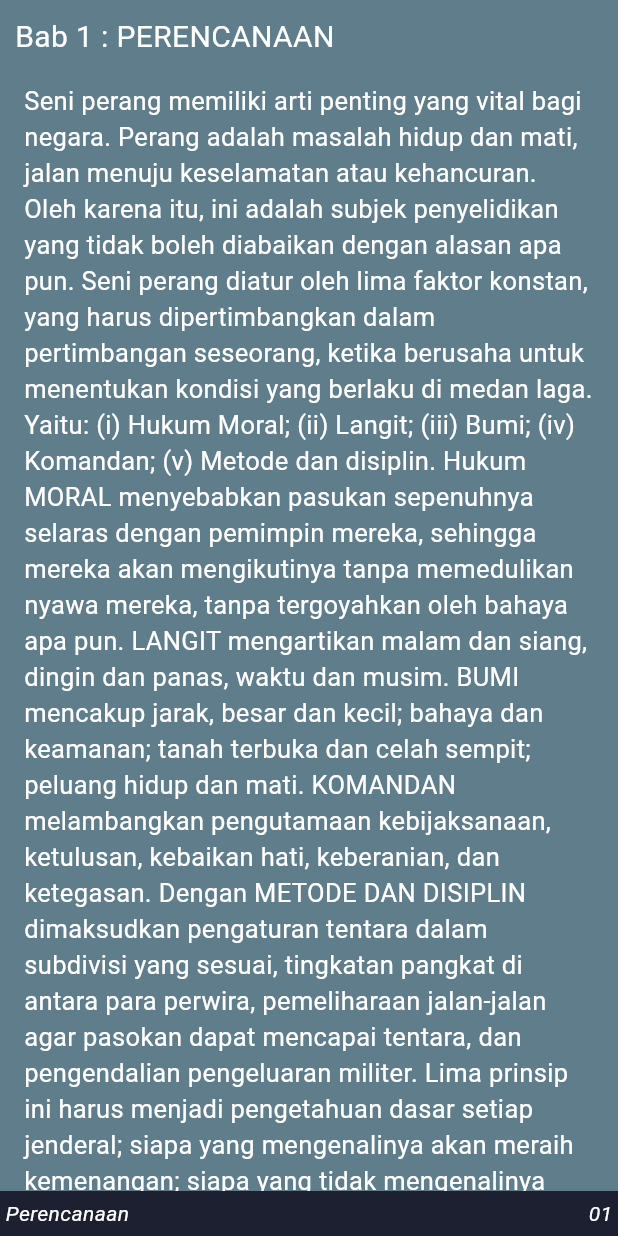
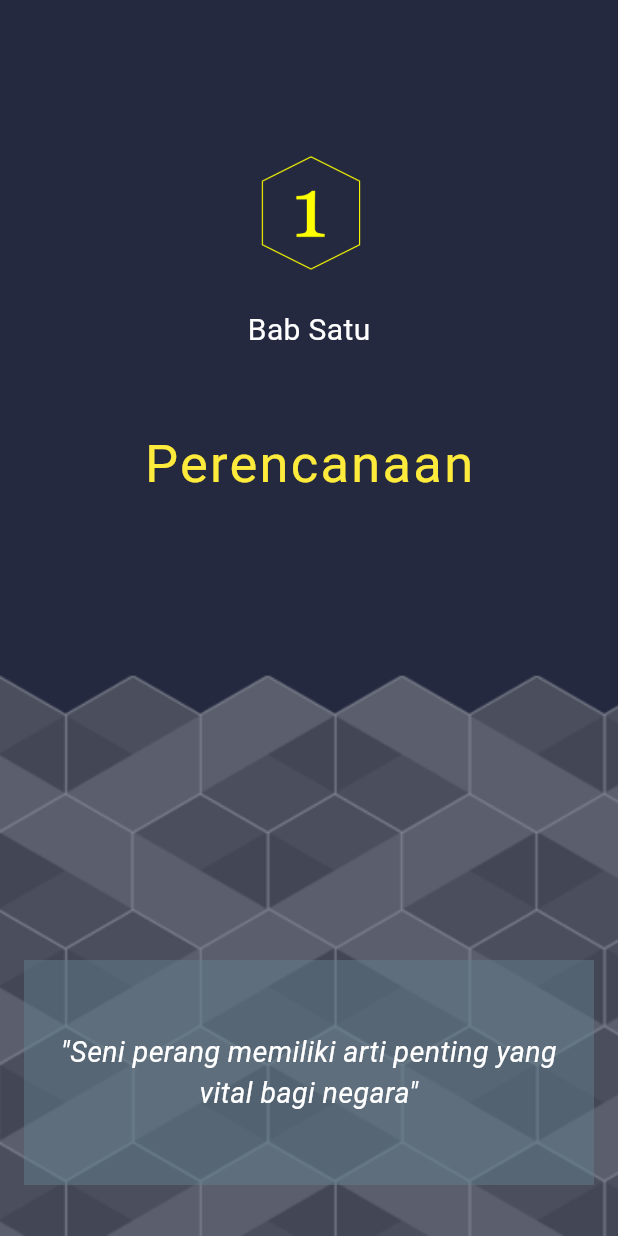
Before and after one commit to RozaqIngsoon/tsunzu, a Flutter app: the Page2 screen opened directly, on a phone screen of 412 x 824 dp. Run offline on Flutter 3.47's test engine with Material 3 defaults, Android fonts, the light colour scheme and no system bars; our stand-ins replace flutter_markdown, google_fonts; missing offline and left inert: page_flip; Roboto replaces fonts that are missing (Merienda); statements that could not run were skipped.

Commit message:
template diterima 2

```diff
--- a/lib/pages/page0.dart
+++ b/lib/pages/page0.dart
@@ -38,7 +38,7 @@ class Page0 extends StatelessWidget {
                   child: Text(
                     'Art of War\nTsun Zu',
                     style: GoogleFonts.merienda(
-                      textStyle: TextStyle(color: Colors.amber, fontSize: 65,fontWeight: FontWeight.bold),
+                      textStyle: TextStyle(color: Colors.yellow, fontSize: 65,fontWeight: FontWeight.bold),
                     ),
                     textAlign: TextAlign.center,
                   ),
--- a/lib/pages/page1.dart
+++ b/lib/pages/page1.dart
@@ -49,12 +49,12 @@ class Page1 extends StatelessWidget {
                 children: [
                   Text('Daftar Isi',
                       style: GoogleFonts.merienda(
-                        textStyle: TextStyle(color: Colors.amber, fontSize: 20),
+                        textStyle: TextStyle(color: Colors.yellow, fontSize: 20),
                       )),
                   isi(
                       no: '1',
                       judul: 'Perencanaan',
-                      halaman: '01',
+                      halaman: '02',
                       lompatke: 2),
                 ],
               ),
--- a/lib/pages/page2.dart
+++ b/lib/pages/page2.dart
@@ -1,5 +1,6 @@
 import 'package:flutter/material.dart';
 import 'package:flutter_markdown/flutter_markdown.dart';
+import 'package:google_fonts/google_fonts.dart';
 
 class Page2 extends StatelessWidget {
   const Page2({super.key});
@@ -10,70 +11,77 @@ class Page2 extends StatelessWidget {
       body: Container(
         height: double.infinity,
         width: double.infinity,
+        padding: EdgeInsets.all(8),
         decoration: const BoxDecoration(
-          // color:Color(0xff1d2031) ,
-          color: Colors.blueGrey
-        ),
+            image: DecorationImage(
+                image: AssetImage('assets/background_1.png'),
+                fit: BoxFit.cover)),
         child: Column(
-          crossAxisAlignment: CrossAxisAlignment.start,
           children: [
-            Expanded(
+            Flexible(
+              flex: 2,
               child: Container(
-                child: ListView(
-                  children: [
-                    SizedBox(height: 10,),
-                    Padding(
-                      padding: const EdgeInsets.only(left: 10.0, right: 8.0),
-                      child: Text('Bab 1 : PERENCANAAN',style: TextStyle(fontSize: 20,color: Colors.white),),
-                    ),
-                    Markdown(
-                        data: konten1,
-                        shrinkWrap: true,
-                        physics: const ClampingScrollPhysics(),
-                        styleSheet: MarkdownStyleSheet.fromTheme(ThemeData(
-                            textTheme: TextTheme(
-                                bodyMedium: TextStyle(
-                                    fontSize: 17.0, color: Colors.white),
-                            )
-                        ))
-                    ),
-                  ],
+                // color: Colors.red,
+                child: Center(
+                  child: Column(
+                    mainAxisSize: MainAxisSize.min,
+                    children: [
+                      Image.asset(
+                        'assets/no1.png',
+                        height: 120,
+                        width: 120,
+                      ),
+                      Text(
+                        'Bab Satu',
+                        style: TextStyle(color: Colors.white, fontSize: 20),
+                      ),
+                      SizedBox(
+                        height: 50,
+                      ),
+                      Text(
+                        'Perencanaan',
+                        style: GoogleFonts.merienda(
+                          textStyle: TextStyle(
+                              color: Colors.yellow,
+                              fontSize: 35,
+                              letterSpacing: 1.5),
+                        ),
+                      )
+                    ],
+                  ),
                 ),
               ),
             ),
-            Container(
-              height: 30,
-              color: Color(0xff1d2031),
-              child: Row(
-                children: [
-                  Text(' Perencanaan', style: TextStyle(color: Colors.white,fontStyle: FontStyle.italic),),
-                  Spacer(),
-                  Text('01 ', style: TextStyle(color: Colors.white,fontStyle: FontStyle.italic),)
-                ],
+            Flexible(
+              flex: 1,
+              child: Container(
+                  // color: Colors.blue,
+                  ),
+            ),
+            Flexible(
+              flex: 1,
+              child: Center(
+                child: Container(
+                  padding: EdgeInsets.all(12),
+                  margin: EdgeInsets.only(left: 8, right: 8),
+                  color: Colors.blueGrey.withOpacity(0.5),
+                  height: 150,
+                  child: Center(
+                    child: Text(
+                      '"Seni perang memiliki arti penting yang vital bagi negara"',
+                      style: TextStyle(
+                          fontSize: 19,
+                          color: Colors.white,
+                          fontStyle: FontStyle.italic),
+                      textAlign: TextAlign.center,
+                    ),
+                  ),
+                ),
               ),
-            ),
+            )
           ],
         ),
       ),
     );
   }
 }
-
-const String konten1 = '''
-Seni perang memiliki arti penting yang vital bagi negara.
-Perang adalah masalah hidup dan mati, jalan menuju keselamatan atau kehancuran. Oleh karena itu, ini adalah subjek penyelidikan yang tidak boleh diabaikan dengan alasan apa pun.
-Seni perang diatur oleh lima faktor konstan, yang harus dipertimbangkan dalam pertimbangan seseorang, ketika berusaha untuk menentukan kondisi yang berlaku di medan laga. Yaitu: (i) Hukum Moral; (ii) Langit; (iii) Bumi; (iv) Komandan; (v) Metode dan disiplin.
-Hukum MORAL menyebabkan pasukan sepenuhnya selaras dengan pemimpin mereka, sehingga mereka akan mengikutinya tanpa memedulikan nyawa mereka, tanpa tergoyahkan oleh bahaya apa pun.
-LANGIT mengartikan malam dan siang, dingin dan panas, waktu dan musim.
-BUMI mencakup jarak, besar dan kecil; bahaya dan keamanan; tanah terbuka dan celah sempit; peluang hidup dan mati.
-KOMANDAN melambangkan pengutamaan kebijaksanaan, ketulusan, kebaikan hati, keberanian, dan ketegasan.
-Dengan METODE DAN DISIPLIN dimaksudkan pengaturan tentara dalam subdivisi yang sesuai, tingkatan pangkat di antara para perwira, pemeliharaan jalan-jalan agar pasokan dapat mencapai tentara, dan pengendalian pengeluaran militer.
-Lima prinsip ini harus menjadi pengetahuan dasar setiap jenderal; siapa yang mengenalinya akan meraih kemenangan; siapa yang tidak mengenalinya akan gagal. Oleh karena itu, dalam pertimbangan Anda, ketika berusaha menentukan kondisi militer, gunakan prinsip tersebut sebagai dasar perbandingan, seperti ini:
-a)	Di antara kedua pemimpin, siapakah yang memiliki pemahaman tentang Hukum Moral?
-b)	Di antara kedua jenderal, siapakah yang memiliki kemampuan paling besar?
-c)	Dengan siapa terletak keuntungan yang berasal dari Langit dan Bumi?
-d)	Di pihak mana disiplin ditegakkan dengan paling ketat?
-Pasukan manakah yang lebih kuat?
-Di pihak mana para perwira dan prajurit dilatih dengan lebih baik?
-
-''';
--- a/lib/pages/pages.dart
+++ b/lib/pages/pages.dart
@@ -2,4 +2,5 @@ import 'package:flutter/material.dart';
 import 'package:tsunzu/pages/page0.dart';
 import 'package:tsunzu/pages/page1.dart';
 import 'package:tsunzu/pages/page2.dart';
-List<Widget> pages =[Page0(),Page1(),Page2()];
+import 'package:tsunzu/pages/page3.dart';
+List<Widget> pages =[Page0(),Page1(),Page2(),Page3()];
```
Also changed, not shown: lib/pages/page3.dart (added, +60 -0 lines), assets/no1.png (added).
